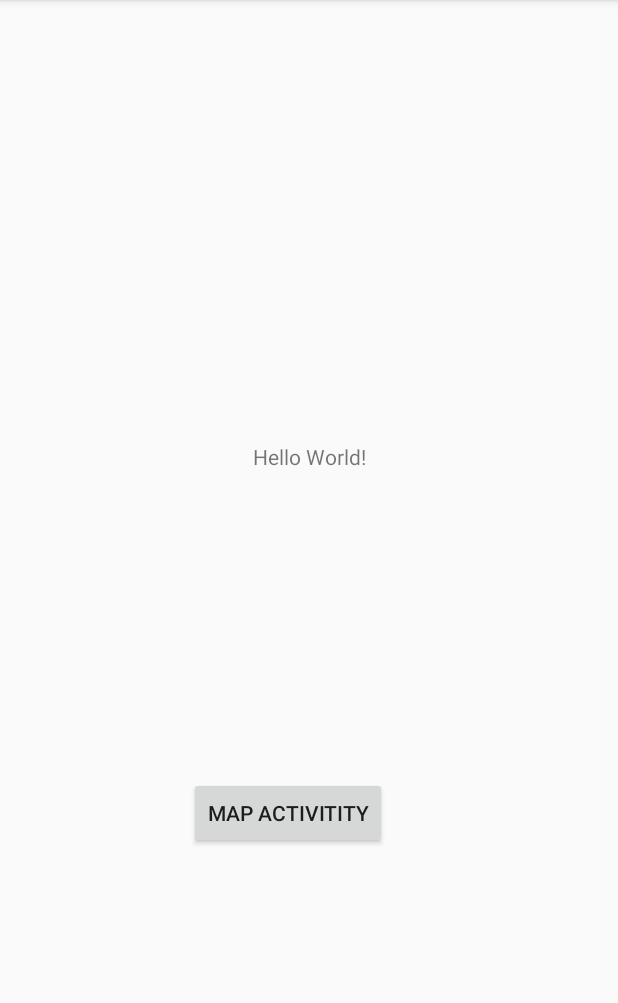
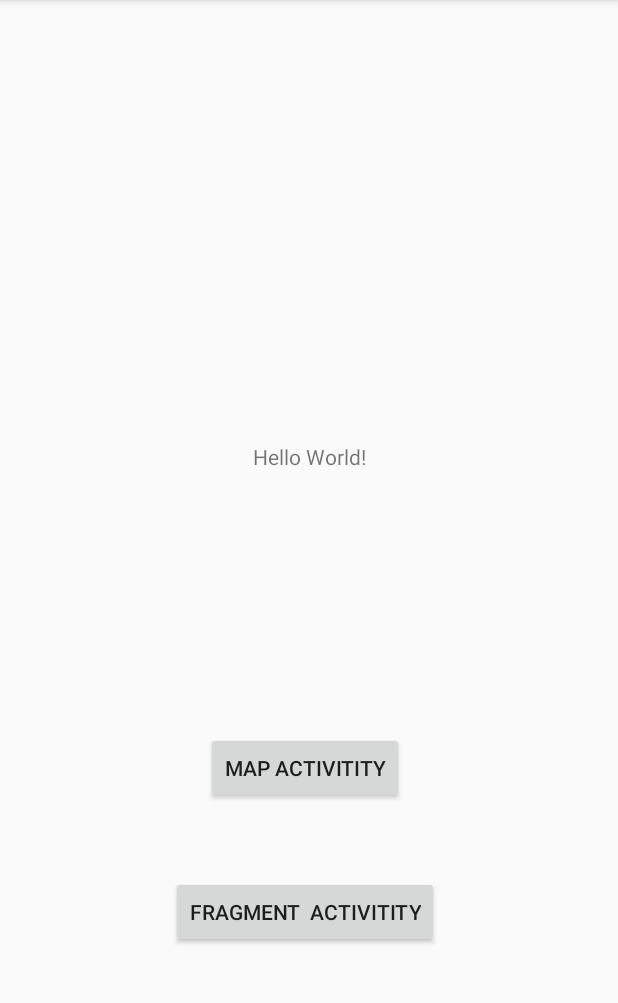
Before and after one commit to szachnowicz/EnduroRacePilot, an Android app: the screen it shows after launch (MainActivity), on a phone screen of 412 x 824 dp, the part 84-1087 px from its top. Run offline under Robolectric (Android 15) with nearby library versions, the phone set to English and light mode, and no system bars.

Commit message:
commit with working fragment

```diff
--- a/app/src/main/AndroidManifest.xml
+++ b/app/src/main/AndroidManifest.xml
@@ -14,7 +14,6 @@
     <uses-permission android:name="com.google.android.providers.gsf.permission.READ_GSERVICES"/>
     <uses-permission android:name="android.permission.ACCESS_COARSE_LOCATION"/>
     <uses-permission android:name="android.permission.ACCESS_FINE_LOCATION"/>
-
 
     <application
         android:allowBackup="true"
@@ -45,6 +44,8 @@
             android:name=".activities.MapsActivity"
             android:label="@string/title_activity_maps">
         </activity>
+        <activity android:name=".activities.MapFragmentActivity">
+        </activity>
     </application>
 
 </manifest>
--- a/app/src/main/res/layout/activity_main.xml
+++ b/app/src/main/res/layout/activity_main.xml
@@ -25,7 +25,18 @@
         android:text="Map Activitity"
         app:layout_constraintLeft_toLeftOf="parent"
         app:layout_constraintBottom_toBottomOf="parent"
-        android:layout_marginLeft="126dp"
-        android:layout_marginBottom="202dp"/>
+        android:layout_marginLeft="137dp"
+        android:layout_marginBottom="232dp"/>
+
+    <Button
+        android:id="@+id/button4"
+        android:layout_width="wrap_content"
+        android:layout_height="wrap_content"
+        android:onClick="goToMapFragmentActivity"
+        android:text="fragment  Activitity"
+        app:layout_constraintLeft_toLeftOf="parent"
+        app:layout_constraintBottom_toBottomOf="parent"
+        android:layout_marginLeft="114dp"
+        android:layout_marginBottom="136dp"/>
 
 </android.support.constraint.ConstraintLayout>
--- a/app/src/main/res/values/strings.xml
+++ b/app/src/main/res/values/strings.xml
@@ -2,4 +2,7 @@
     <string name="app_name">EnduroRacePilot</string>
     <string name="title_activity_maps">Map</string>
     <string name="google_maps_key">AIzaSyAYIdK8WxMdsrRplkCun2Yx5Gy_USuw4ns</string>
+
+    <!-- TODO: Remove or change this placeholder text -->
+    <string name="hello_blank_fragment">Hello blank fragment</string>
 </resources>
```
Also changed, not shown: app/build.gradle (+3 -4 lines), app/src/main/java/com/pwr/projekt/enduroracepilot/MainActivity.java (+7 -0 lines), app/src/main/java/com/pwr/projekt/enduroracepilot/activities/MapFragmentActivity.java (added, +15 -0 lines), app/src/main/java/com/pwr/projekt/enduroracepilot/fragments/FirstFragment.java (added, +139 -0 lines), app/src/main/res/layout/activity_map_fragment.xml (added, +20 -0 lines), app/src/main/res/layout/fragment_first.xml (added, +21 -0 lines).
